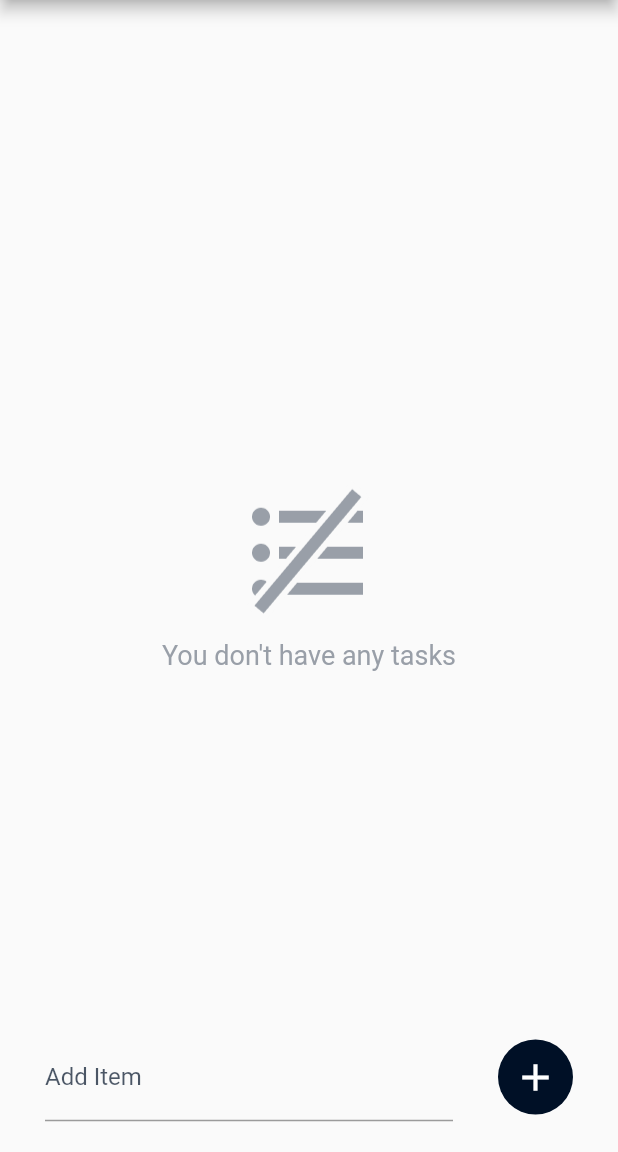
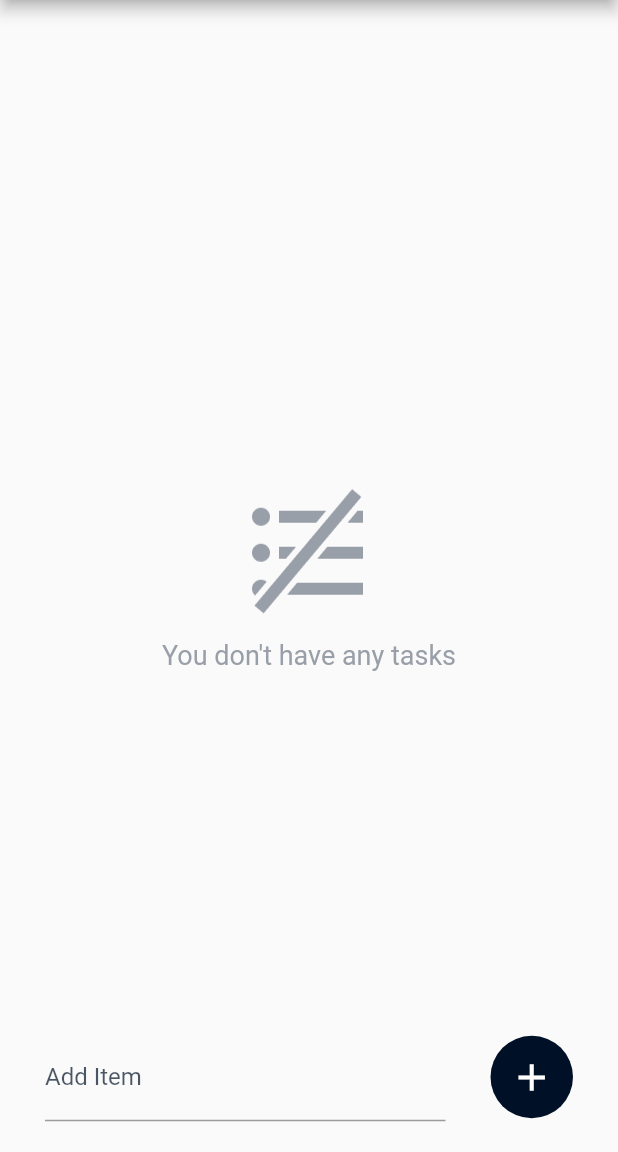
Before and after one commit to hrvojeBencik/notify, a Flutter app: the screen it shows after launch, after a tap on an icon or button, on a phone screen of 412 x 824 dp, the part 84-1236 px from its top. Run offline on Flutter 3.47's test engine with Material 2 defaults, Android fonts, the phone set to English and light mode, and no system bars; our stand-ins replace flutter_keyboard_visibility, shared_preferences.

Commit message:
Minor fixes, design improvements

```diff
--- a/lib/screens/add_note_screen.dart
+++ b/lib/screens/add_note_screen.dart
@@ -159,6 +159,7 @@ class _AddNoteScreenState extends State<AddNoteScreen> {
       keyboardType: TextInputType.multiline,
       maxLines: null,
       autocorrect: false,
+      autofocus: true,
       enableSuggestions: false,
       style: TextStyle(
         color: Colors.white,
--- a/lib/screens/calendar_screen.dart
+++ b/lib/screens/calendar_screen.dart
@@ -185,9 +185,9 @@ class _CalendarScreenState extends State<CalendarScreen> {
                             borderRadius: BorderRadius.circular(25),
                           ),
                           child: IconButton(
+                            iconSize: 30,
                             icon: Icon(
                               Icons.add,
-                              size: 30,
                               color: Colors.white,
                             ),
                             onPressed: () {
--- a/lib/screens/home_screen.dart
+++ b/lib/screens/home_screen.dart
@@ -34,12 +34,12 @@ class _HomeScreenState extends State<HomeScreen> {
           Row(
             mainAxisAlignment: MainAxisAlignment.center,
             children: [
-              _buildGridTile(Icons.check, 'To-Do\nList', ToDoScreen.routeName),
+              _buildGridTile(Icons.notes, 'Notes', NotesScreen.routeName),
               SizedBox(
                 width: 10,
               ),
-              _buildGridTile(Icons.local_grocery_store, 'Shopping\nList',
-                  ShoppingListScreen.routeName),
+              _buildGridTile(
+                  Icons.calendar_today, 'Calendar', CalendarScreen.routeName),
             ],
           ),
           SizedBox(
@@ -48,12 +48,12 @@ class _HomeScreenState extends State<HomeScreen> {
           Row(
             mainAxisAlignment: MainAxisAlignment.center,
             children: [
-              _buildGridTile(Icons.notes, 'Notes', NotesScreen.routeName),
+              _buildGridTile(Icons.check, 'To-Do\nList', ToDoScreen.routeName),
               SizedBox(
                 width: 10,
               ),
-              _buildGridTile(
-                  Icons.calendar_today, 'Calendar', CalendarScreen.routeName),
+              _buildGridTile(Icons.local_grocery_store, 'Shopping\nList',
+                  ShoppingListScreen.routeName),
             ],
           ),
         ],
--- a/lib/widgets/add_item.dart
+++ b/lib/widgets/add_item.dart
@@ -59,10 +59,10 @@ class _AddItemState extends State<AddItem> {
               ),
             ),
             Container(
-              width: 50,
-              height: 50,
+              width: 55,
+              height: 55,
               decoration: BoxDecoration(
-                borderRadius: BorderRadius.circular(25),
+                borderRadius: BorderRadius.circular(30),
                 color: Theme.of(context).primaryColor,
               ),
               child: IconButton(
--- a/lib/widgets/reminder_tile.dart
+++ b/lib/widgets/reminder_tile.dart
@@ -42,6 +42,11 @@ class _ReminderTileState extends State<ReminderTile> {
           ),
         ),
         child: ListTile(
+          leading: Icon(
+            Icons.event,
+            size: 40,
+            color: Theme.of(context).accentColor,
+          ),
           title: Text(
             widget.text,
             style: TextStyle(
```
Also changed, not shown: lib/widgets/custom_drawer.dart (+4 -4 lines).
